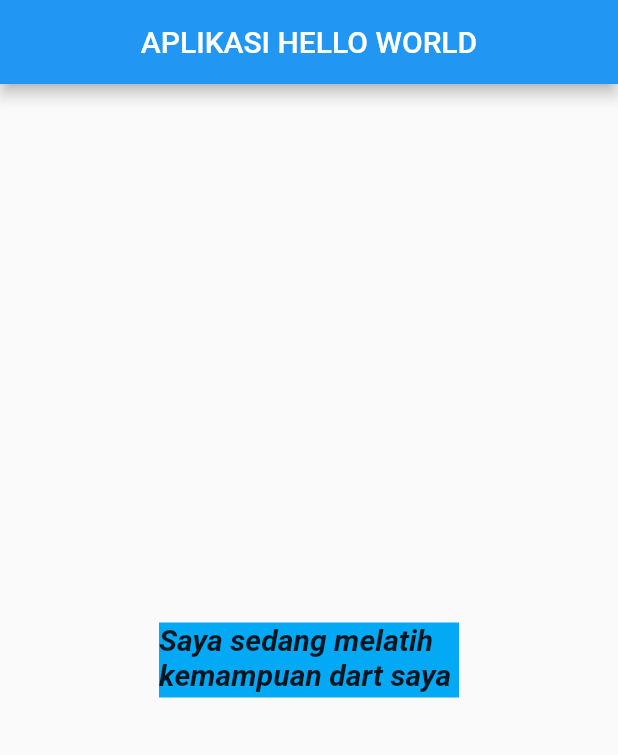
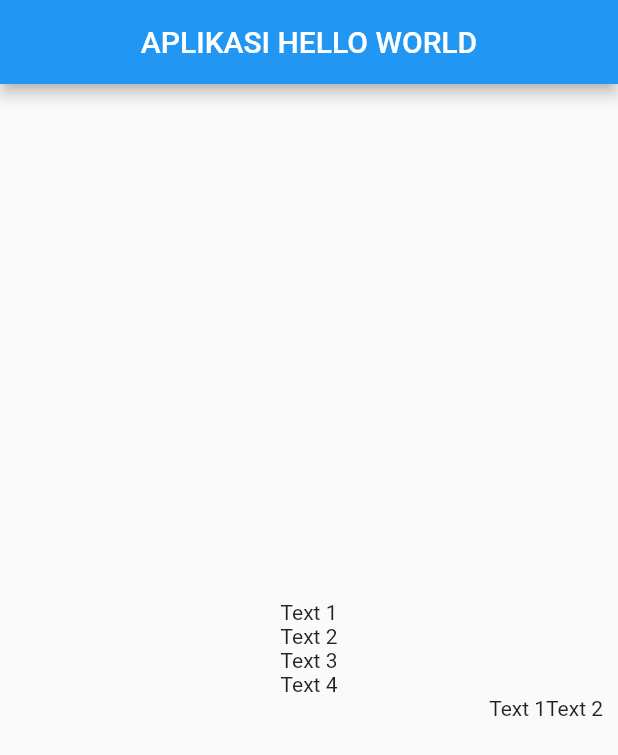
Before and after one commit to candrajulius/tutorial_flutter, a Flutter app: the screen it shows after launch, on a phone screen of 412 x 824 dp. Shown: the top 755 px of the screen. Run offline on Flutter 3.47's test engine with Material 2 defaults, Android fonts, the phone set to English and light mode, and no system bars.

Commit message:
Tutorial Flutter Part 4 Row Dan Column

```diff
--- a/lib/main.dart
+++ b/lib/main.dart
@@ -10,27 +10,37 @@ class MyApp extends StatelessWidget {
     return MaterialApp(
         debugShowCheckedModeBanner: false,
         home: Scaffold(
-          appBar: AppBar(
-            title: Text(nameApplication.toUpperCase()),
-            centerTitle: true,
-          ),
-          body: Center(
-            child: Container(
-              color: Colors.lightBlue,
-              width: 200,
-              height: 50,
-              child: Text(
-                excerciseDart,
-                maxLines: 2,
-                overflow: TextOverflow.clip,
-                style: const TextStyle(
-                  fontStyle: FontStyle.italic,
-                  fontSize: 20,
-                  fontWeight: FontWeight.w700,
-                ),
+            appBar: AppBar(
+              title: Text(nameApplication.toUpperCase()),
+              centerTitle: true,
+            ),
+            body: Padding(
+              padding: const EdgeInsets.all(10),
+              child: Column(
+                crossAxisAlignment: CrossAxisAlignment.center,
+                mainAxisAlignment: MainAxisAlignment.center,
+                children: [
+                  const Text("Text 1"),
+                  const Text('Text 2'),
+                  const Text('Text 3'),
+                  const Text('Text 4'),
+                  Row(
+                    crossAxisAlignment: CrossAxisAlignment.start,
+                    mainAxisAlignment: MainAxisAlignment.end,
+                    children: const [
+                      Text("Text 1"),
+                      Text("Text 2"),
+                    ],
+                  )
+                ],
               ),
-            ),
-          ),
-        ));
+            )));
   }
+  // Catatan
+/*
+  Column adalah sebuah container yang dimana widgetnya itu kebawah
+  Row adalah sebuah container yang dimana widgetnya itu ke samping
+  crossAxisAlignment adalah sebuah property yang dimana posisi widgetnya secara horizontal
+  mainAxisAlignment adalah sebuah property yang dimana posisi widgetnya secara vertical
+ */
 }
```
